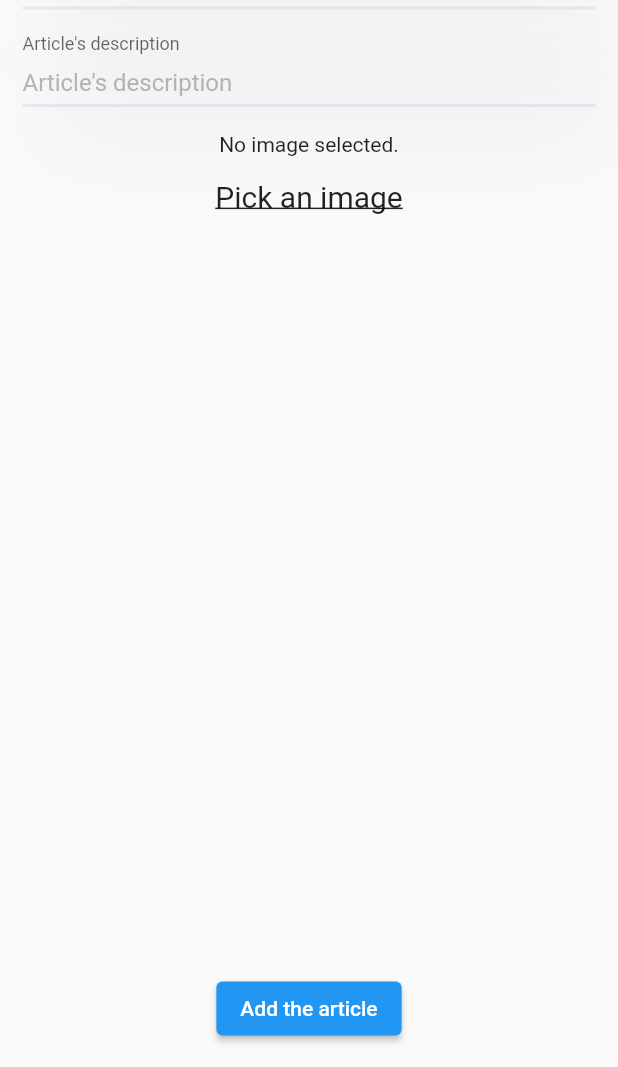
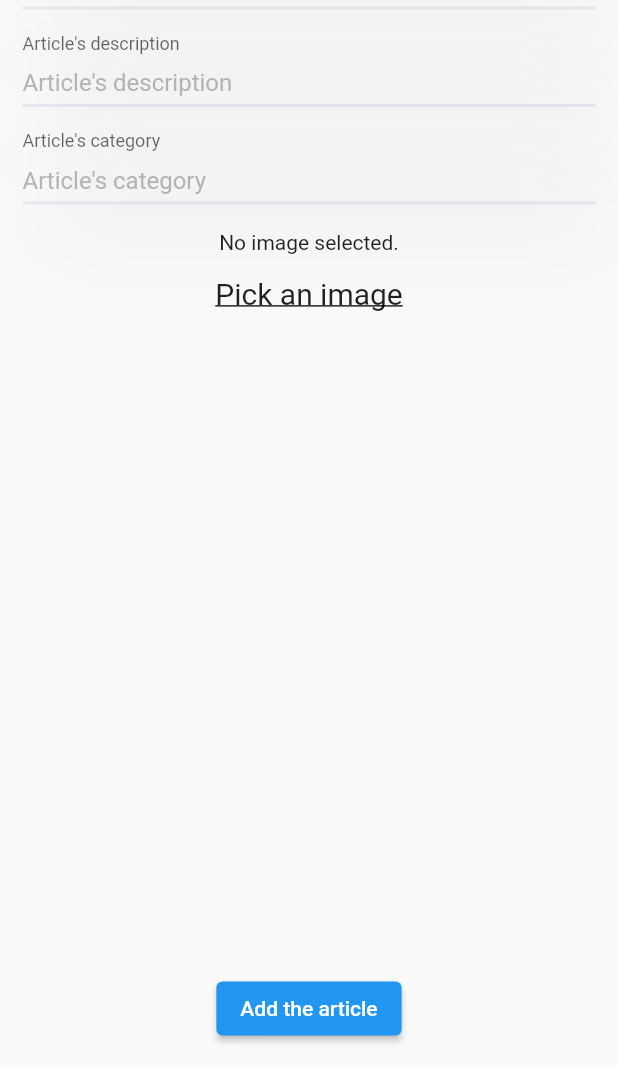
Before and after one commit to rlichtarski/NewsFlutterApp, a Flutter app: the AdminAddArticlePage screen opened directly, on a phone screen of 412 x 824 dp, the part 169-1236 px from its top. Run offline on Flutter 3.47's test engine with Material 2 defaults, Android fonts, the phone set to English and light mode, and no system bars; our stand-ins replace cached_network_image, cloud_firestore, firebase_auth, firebase_core, firebase_storage, flutter_riverpod and 3 more; missing offline and left inert: flutterfire_ui; accounts and stored records are empty; network calls fail.

Commit message:
add category to an article

```diff
--- a/lib/app/pages/admin_add_article.dart
+++ b/lib/app/pages/admin_add_article.dart
@@ -20,6 +20,7 @@ class _AdminAddArticlePageState extends ConsumerState<AdminAddArticlePage> {
 
   final titleController = TextEditingController();
   final descriptionController = TextEditingController();
+  final categoryController = TextEditingController();
 
   @override
   Widget build(BuildContext context) {
@@ -42,6 +43,12 @@ class _AdminAddArticlePageState extends ConsumerState<AdminAddArticlePage> {
               inputController: descriptionController,
               hintText: "Article's description",
               labelText: "Article's description"
+            ),
+            const SizedBox(height: 15),
+            CustomInputField(
+              inputController: categoryController,
+              hintText: "Article's category",
+              labelText: "Article's category"
             ),
             const SizedBox(height: 15),
             Consumer(
@@ -113,6 +120,7 @@ class _AdminAddArticlePageState extends ConsumerState<AdminAddArticlePage> {
         Article(
           title: titleController.text,
           description: descriptionController.text,
+          category: categoryController.text,
           imageUrl: url,
           timestamp: formattedDate,
         )
@@ -122,6 +130,7 @@ class _AdminAddArticlePageState extends ConsumerState<AdminAddArticlePage> {
         Article(
           title: titleController.text,
           description: descriptionController.text,
+          category: categoryController.text,
           timestamp: formattedDate,
         )
       );
--- a/lib/app/pages/admin_edit_article.dart
+++ b/lib/app/pages/admin_edit_article.dart
@@ -23,6 +23,7 @@ class _AdminEditArticlePageState extends ConsumerState<AdminEditArticlePage> {
 
   final titleController = TextEditingController();
   final descriptionController = TextEditingController();
+  final categoryController = TextEditingController();
 
   @override
   Widget build(BuildContext context) {
@@ -47,6 +48,12 @@ class _AdminEditArticlePageState extends ConsumerState<AdminEditArticlePage> {
               inputController: descriptionController,
               hintText: "Article's description",
               labelText: "Article's description"
+            ),
+            const SizedBox(height: 15),
+            CustomInputField(
+              inputController: categoryController,
+              hintText: "Article's category",
+              labelText: "Article's category"
             ),
             const SizedBox(height: 15),
             Consumer(
@@ -130,6 +137,7 @@ class _AdminEditArticlePageState extends ConsumerState<AdminEditArticlePage> {
         Article(
           title: titleController.text,
           description: descriptionController.text,
+          category: categoryController.text,
           imageUrl: url,
           timestamp: formattedDate,
           id: widget.article.id
@@ -140,6 +148,7 @@ class _AdminEditArticlePageState extends ConsumerState<AdminEditArticlePage> {
         Article(
           title: titleController.text,
           description: descriptionController.text,
+          category: categoryController.text,
           timestamp: formattedDate,
           id: widget.article.id
         )
@@ -161,7 +170,7 @@ class _AdminEditArticlePageState extends ConsumerState<AdminEditArticlePage> {
     if(article != null) {
       titleController.text = article.title;
       descriptionController.text = article.description;
-
+      categoryController.text = article.category;
     }
   }
 
--- a/lib/models/article.dart
+++ b/lib/models/article.dart
@@ -2,6 +2,7 @@ class Article {
 
   final String title;
   final String description;
+  final String category;
   final String? imageUrl;
   final String timestamp;
   final String? id;
@@ -10,6 +11,7 @@ class Article {
     this.id,
     required this.title,
     required this.description,
+    required this.category,
     this.imageUrl,
     required this.timestamp
   });
@@ -18,6 +20,7 @@ class Article {
     'id': docId,
     'title': title,
     'description': description,
+    'category': category,
     'imageUrl': imageUrl,
     'timestamp': timestamp,
   };
@@ -26,6 +29,7 @@ class Article {
     'id': docId,
     'title': title,
     'description': description,
+    'category': category,
     'timestamp': timestamp,
   };
 
@@ -34,6 +38,7 @@ class Article {
       id: map['id'] ?? '',
       title: map['title'] ?? '',
       description: map['description'] ?? '',
+      category: map['category'] ?? '',
       imageUrl: map['imageUrl'] ?? '',
       timestamp: map['timestamp'] ?? '',
     );
--- a/lib/widgets/display_articles.dart
+++ b/lib/widgets/display_articles.dart
@@ -67,9 +67,9 @@ class DisplayArticles extends ConsumerWidget {
                             Row(
                               mainAxisAlignment: MainAxisAlignment.spaceBetween,
                               children: [
-                                const Text(
-                                  'Technology',
-                                  style: TextStyle(
+                                Text(
+                                  article.category,
+                                  style: const TextStyle(
                                     color: Color.fromARGB(255, 149, 149, 158),
                                     fontSize: 14.0
                                   ),
--- a/lib/widgets/user_top_bar.dart
+++ b/lib/widgets/user_top_bar.dart
@@ -15,7 +15,7 @@ class UserTopBar extends StatelessWidget {
         leadingIconButton,
         const Spacer(),
         IconButton(onPressed: () {}, icon: const Icon(Icons.menu)),
-        IconButton(onPressed: () {}, icon: const Icon(Icons.shopping_bag)),
+        IconButton(onPressed: () {}, icon: const Icon(Icons.bookmark)),
       ],
 
     );
```
